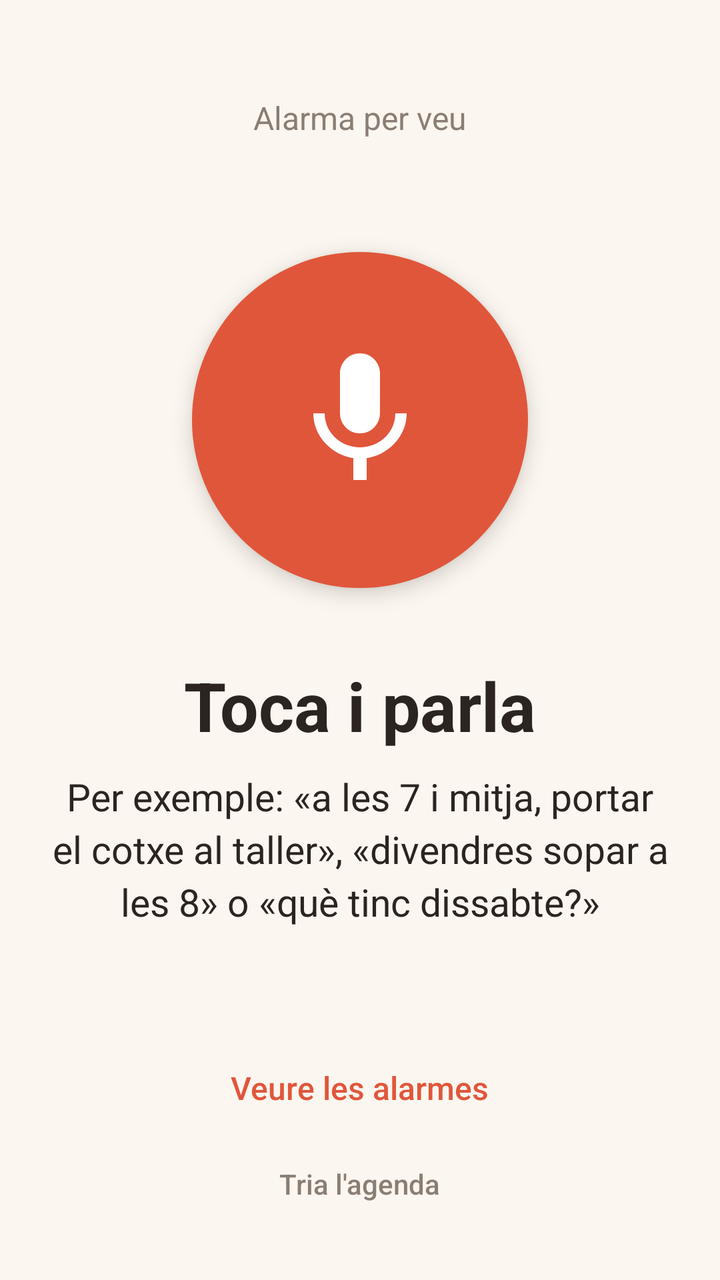
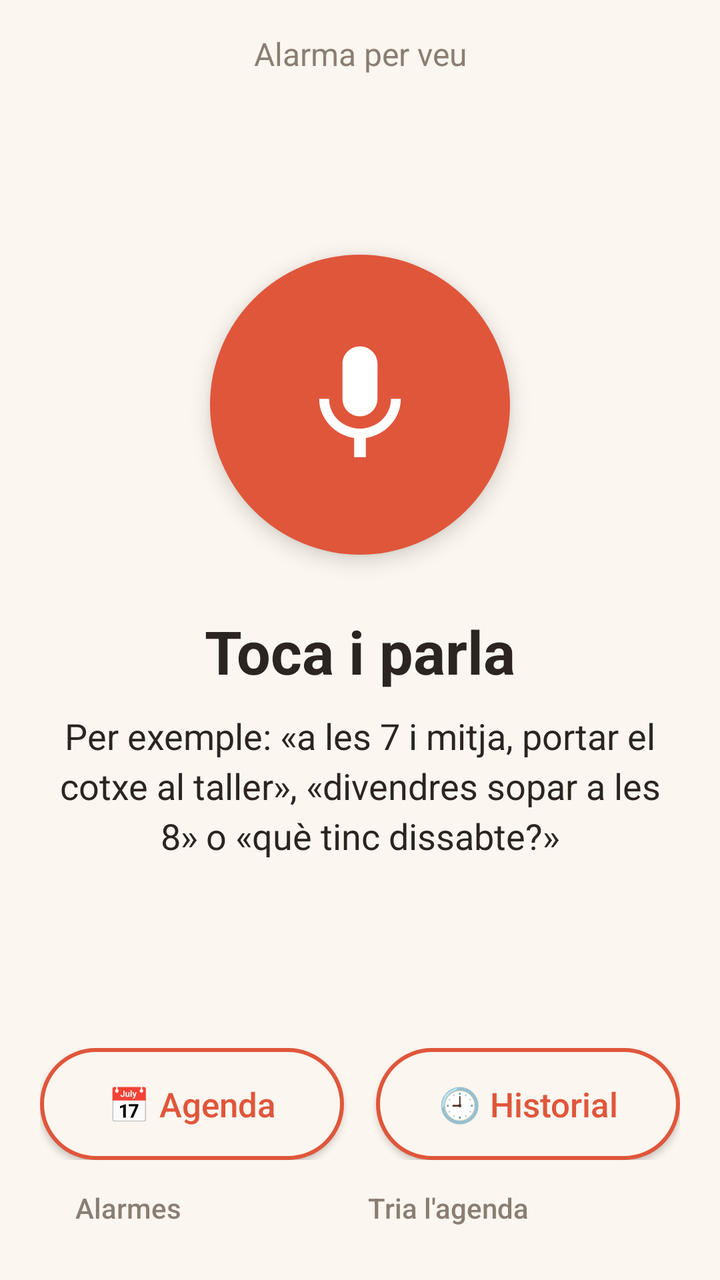

The first picture is an Android layout as it rendered before a commit; the second is the same layout after the commit. The layout source and the unified diff follow.
<!-- AndroidManifest.xml: application theme Tema -->
<!-- res/layout/activity_main.xml -->
<?xml version="1.0" encoding="utf-8"?>
<LinearLayout xmlns:android="http://schemas.android.com/apk/res/android"
    android:layout_width="match_parent"
    android:layout_height="match_parent"
    android:background="@color/fons"
    android:gravity="center_horizontal"
    android:orientation="vertical"
    android:padding="24dp">

    <TextView
        android:layout_width="wrap_content"
        android:layout_height="wrap_content"
        android:layout_marginTop="24dp"
        android:text="@string/app_name"
        android:textColor="@color/text_suau"
        android:textSize="16sp" />

    <Space
        android:layout_width="0dp"
        android:layout_height="0dp"
        android:layout_weight="1" />

    <ImageButton
        android:id="@+id/boto_parla"
        android:layout_width="168dp"
        android:layout_height="168dp"
        android:background="@drawable/boto_rodo"
        android:contentDescription="@string/parla"
        android:elevation="6dp"
        android:padding="44dp"
        android:scaleType="fitCenter"
        android:src="@drawable/ic_mic" />

    <TextView
        android:id="@+id/estat"
        android:layout_width="match_parent"
        android:layout_height="wrap_content"
        android:layout_marginTop="36dp"
        android:gravity="center"
        android:text="@string/toca_per_parlar"
        android:textColor="@color/text"
        android:textSize="34sp"
        android:textStyle="bold" />

    <TextView
        android:id="@+id/detall"
        android:layout_width="match_parent"
        android:layout_height="wrap_content"
        android:layout_marginTop="10dp"
        android:gravity="center"
        android:lineSpacingExtra="4dp"
        android:text="@string/exemple"
        android:textColor="@color/text"
        android:textSize="19sp" />

    <TextView
        android:id="@+id/escoltat"
        android:layout_width="match_parent"
        android:layout_height="wrap_content"
        android:layout_marginTop="16dp"
        android:gravity="center"
        android:textColor="@color/text_suau"
        android:textSize="14sp"
        android:visibility="gone" />

    <LinearLayout
        android:id="@+id/fila_dubte"
        android:layout_width="match_parent"
        android:layout_height="wrap_content"
        android:layout_marginTop="20dp"
        android:gravity="center"
        android:orientation="horizontal"
        android:visibility="gone">

        <Button
            android:id="@+id/boto_no"
            style="?android:attr/borderlessButtonStyle"
            android:layout_width="wrap_content"
            android:layout_height="wrap_content"
            android:layout_marginEnd="12dp"
            android:text="@string/no_deixa_ho"
            android:textAllCaps="false"
            android:textColor="@color/text_suau"
            android:textSize="17sp" />

        <Button
            android:id="@+id/boto_si"
            android:layout_width="wrap_content"
            android:layout_height="wrap_content"
            android:background="@drawable/boto_pastilla"
            android:paddingStart="24dp"
            android:paddingEnd="24dp"
            android:text="@string/apunta_igualment"
            android:textAllCaps="false"
            android:textColor="@color/blanc"
            android:textSize="17sp" />
    </LinearLayout>

    <Space
        android:layout_width="0dp"
        android:layout_height="0dp"
        android:layout_weight="1" />

    <Button
        android:id="@+id/boto_alarmes"
        style="?android:attr/borderlessButtonStyle"
        android:layout_width="wrap_content"
        android:layout_height="wrap_content"
        android:text="@string/veure_alarmes"
        android:textAllCaps="false"
        android:textColor="@color/accent"
        android:textSize="16sp" />

    <Button
        android:id="@+id/boto_calendari"
        style="?android:attr/borderlessButtonStyle"
        android:layout_width="wrap_content"
        android:layout_height="wrap_content"
        android:text="@string/tria_agenda"
        android:textAllCaps="false"
        android:textColor="@color/text_suau"
        android:textSize="14sp" />
</LinearLayout>
<!-- resources referenced by this layout -->
<resources>
  <color name="accent">#E0563B</color>
  <color name="blanc">#FFFFFF</color>
  <color name="fons">#FBF6EF</color>
  <color name="text">#2B2420</color>
  <color name="text_suau">#8A7E74</color>
  <!-- drawable boto_pastilla (drawable) -->
  <?xml version="1.0" encoding="utf-8"?>
  <ripple xmlns:android="http://schemas.android.com/apk/res/android"
      android:color="#40FFFFFF">
      <item>
          <shape android:shape="rectangle">
              <corners android:radius="28dp" />
              <solid android:color="@color/accent" />
          </shape>
      </item>
  </ripple>
  <!-- drawable boto_rodo (drawable) -->
  <?xml version="1.0" encoding="utf-8"?>
  <ripple xmlns:android="http://schemas.android.com/apk/res/android"
      android:color="#40FFFFFF">
      <item>
          <shape android:shape="oval">
              <solid android:color="@color/accent" />
          </shape>
      </item>
  </ripple>
  <!-- drawable ic_mic (drawable) -->
  <?xml version="1.0" encoding="utf-8"?>
  <vector xmlns:android="http://schemas.android.com/apk/res/android"
      android:width="24dp"
      android:height="24dp"
      android:viewportWidth="24"
      android:viewportHeight="24">
      <path
          android:fillColor="@color/blanc"
          android:pathData="M12,14c1.66,0 2.99,-1.34 2.99,-3L15,5c0,-1.66 -1.34,-3 -3,-3S9,3.34 9,5v6c0,1.66 1.34,3 3,3zM17.3,11c0,3 -2.54,5.1 -5.3,5.1S6.7,14 6.7,11L5,11c0,3.41 2.72,6.23 6,6.72L11,21h2v-3.28c3.28,-0.48 6,-3.3 6,-6.72h-1.7z" />
  </vector>
  <string name="app_name">Alarma per veu</string>
  <string name="apunta_igualment">Apunta-ho igualment</string>
  <string name="exemple">Per exemple: «a les 7 i mitja, portar el cotxe al taller», «divendres sopar a les 8» o «què tinc dissabte?»</string>
  <string name="no_deixa_ho">No, deixa-ho</string>
  <string name="parla">Parla per posar una alarma</string>
  <string name="toca_per_parlar">Toca i parla</string>
  <string name="tria_agenda">Tria l\'agenda</string>
  <string name="veure_alarmes">Veure les alarmes</string>
  <style name="Tema" parent="android:Theme.Material.Light.NoActionBar">
          <item name="android:windowBackground">@color/fons</item>
          <item name="android:statusBarColor">@color/fons</item>
          <item name="android:navigationBarColor">@color/fons</item>
          <item name="android:windowLightStatusBar">true</item>
          <item name="android:colorAccent">@color/accent</item>
      </style>
</resources>

<!-- the commit's change to res/layout/activity_main.xml (unified diff, before → after) -->
@@ -3,121 +3,174 @@
     android:layout_width="match_parent"
     android:layout_height="match_parent"
     android:background="@color/fons"
-    android:gravity="center_horizontal"
     android:orientation="vertical"
-    android:padding="24dp">
+    android:paddingStart="20dp"
+    android:paddingTop="16dp"
+    android:paddingEnd="20dp"
+    android:paddingBottom="12dp">
 
     <TextView
-        android:layout_width="wrap_content"
+        android:layout_width="match_parent"
         android:layout_height="wrap_content"
-        android:layout_marginTop="24dp"
+        android:gravity="center"
         android:text="@string/app_name"
         android:textColor="@color/text_suau"
         android:textSize="16sp" />
 
-    <Space
-        android:layout_width="0dp"
+    
+    <ScrollView
+        android:layout_width="match_parent"
         android:layout_height="0dp"
-        android:layout_weight="1" />
+        android:layout_weight="1"
+        android:fillViewport="true">
 
-    <ImageButton
-        android:id="@+id/boto_parla"
-        android:layout_width="168dp"
-        android:layout_height="168dp"
-        android:background="@drawable/boto_rodo"
-        android:contentDescription="@string/parla"
-        android:elevation="6dp"
-        android:padding="44dp"
-        android:scaleType="fitCenter"
-        android:src="@drawable/ic_mic" />
+        <LinearLayout
+            android:layout_width="match_parent"
+            android:layout_height="wrap_content"
+            android:gravity="center"
+            android:orientation="vertical"
+            android:paddingTop="12dp"
+            android:paddingBottom="12dp">
 
-    <TextView
-        android:id="@+id/estat"
-        android:layout_width="match_parent"
-        android:layout_height="wrap_content"
-        android:layout_marginTop="36dp"
-        android:gravity="center"
-        android:text="@string/toca_per_parlar"
-        android:textColor="@color/text"
-        android:textSize="34sp"
-        android:textStyle="bold" />
+            <ImageButton
+                android:id="@+id/boto_parla"
+                android:layout_width="150dp"
+                android:layout_height="150dp"
+                android:background="@drawable/boto_rodo"
+                android:contentDescription="@string/parla"
+                android:elevation="6dp"
+                android:padding="40dp"
+                android:scaleType="fitCenter"
+                android:src="@drawable/ic_mic" />
 
-    <TextView
-        android:id="@+id/detall"
-        android:layout_width="match_parent"
-        android:layout_height="wrap_content"
-        android:layout_marginTop="10dp"
-        android:gravity="center"
-        android:lineSpacingExtra="4dp"
-        android:text="@string/exemple"
-        android:textColor="@color/text"
-        android:textSize="19sp" />
+            <TextView
+                android:id="@+id/estat"
+                android:layout_width="match_parent"
+                android:layout_height="wrap_content"
+                android:layout_marginTop="28dp"
+                android:gravity="center"
+                android:text="@string/toca_per_parlar"
+                android:textColor="@color/text"
+                android:textSize="30sp"
+                android:textStyle="bold" />
 
-    <TextView
-        android:id="@+id/escoltat"
-        android:layout_width="match_parent"
-        android:layout_height="wrap_content"
-        android:layout_marginTop="16dp"
-        android:gravity="center"
-        android:textColor="@color/text_suau"
-        android:textSize="14sp"
-        android:visibility="gone" />
+            <TextView
+                android:id="@+id/detall"
+                android:layout_width="match_parent"
+                android:layout_height="wrap_content"
+                android:layout_marginTop="10dp"
+                android:gravity="center"
+                android:lineSpacingExtra="4dp"
+                android:text="@string/exemple"
+                android:textColor="@color/text"
+                android:textSize="18sp" />
 
+            <TextView
+                android:id="@+id/escoltat"
+                android:layout_width="match_parent"
+                android:layout_height="wrap_content"
+                android:layout_marginTop="14dp"
+                android:gravity="center"
+                android:textColor="@color/text_suau"
+                android:textSize="15sp"
+                android:visibility="gone" />
+        </LinearLayout>
+    </ScrollView>
+
+    
     <LinearLayout
         android:id="@+id/fila_dubte"
         android:layout_width="match_parent"
         android:layout_height="wrap_content"
-        android:layout_marginTop="20dp"
-        android:gravity="center"
+        android:layout_marginTop="8dp"
+        android:layout_marginBottom="8dp"
         android:orientation="horizontal"
         android:visibility="gone">
 
         <Button
             android:id="@+id/boto_no"
-            style="?android:attr/borderlessButtonStyle"
-            android:layout_width="wrap_content"
-            android:layout_height="wrap_content"
-            android:layout_marginEnd="12dp"
+            android:layout_width="0dp"
+            android:layout_height="56dp"
+            android:layout_marginEnd="8dp"
+            android:layout_weight="1"
+            android:background="@drawable/boto_contorn"
             android:text="@string/no_deixa_ho"
             android:textAllCaps="false"
-            android:textColor="@color/text_suau"
+            android:textColor="@color/text"
             android:textSize="17sp" />
 
         <Button
             android:id="@+id/boto_si"
-            android:layout_width="wrap_content"
-            android:layout_height="wrap_content"
+            android:layout_width="0dp"
+            android:layout_height="56dp"
+            android:layout_marginStart="8dp"
+            android:layout_weight="1"
             android:background="@drawable/boto_pastilla"
-            android:paddingStart="24dp"
-            android:paddingEnd="24dp"
             android:text="@string/apunta_igualment"
             android:textAllCaps="false"
             android:textColor="@color/blanc"
             android:textSize="17sp" />
     </LinearLayout>
 
-    <Space
-        android:layout_width="0dp"
-        android:layout_height="0dp"
-        android:layout_weight="1" />
+    
+    <LinearLayout
+        android:layout_width="match_parent"
+        android:layout_height="wrap_content"
+        android:layout_marginTop="4dp"
+        android:orientation="horizontal">
 
-    <Button
-        android:id="@+id/boto_alarmes"
-        style="?android:attr/borderlessButtonStyle"
-        android:layout_width="wrap_content"
+        <Button
+            android:id="@+id/boto_agenda"
+            android:layout_width="0dp"
+            android:layout_height="56dp"
+            android:layout_marginEnd="8dp"
+            android:layout_weight="1"
+            android:background="@drawable/boto_contorn"
+            android:text="@string/obre_agenda"
+            android:textAllCaps="false"
+            android:textColor="@color/accent"
+            android:textSize="17sp" />
+
+        <Button
+            android:id="@+id/boto_historial"
+            android:layout_width="0dp"
+            android:layout_height="56dp"
+            android:layout_marginStart="8dp"
+            android:layout_weight="1"
+            android:background="@drawable/boto_contorn"
+            android:text="@string/obre_historial"
+            android:textAllCaps="false"
+            android:textColor="@color/accent"
+            android:textSize="17sp" />
+    </LinearLayout>
+
+    <LinearLayout
+        android:layout_width="match_parent"
         android:layout_height="wrap_content"
-        android:text="@string/veure_alarmes"
-        android:textAllCaps="false"
-        android:textColor="@color/accent"
-        android:textSize="16sp" />
+        android:gravity="center"
+        android:orientation="horizontal">
 
-    <Button
-        android:id="@+id/boto_calendari"
-        style="?android:attr/borderlessButtonStyle"
-        android:layout_width="wrap_content"
-        android:layout_height="wrap_content"
-        android:text="@string/tria_agenda"
-        android:textAllCaps="false"
-        android:textColor="@color/text_suau"
-        android:textSize="14sp" />
+        <Button
+            android:id="@+id/boto_alarmes"
+            style="?android:attr/borderlessButtonStyle"
+            android:layout_width="wrap_content"
+            android:layout_height="wrap_content"
+            android:text="@string/veure_alarmes"
+            android:textAllCaps="false"
+            android:textColor="@color/text_suau"
+            android:textSize="14sp" />
+
+        <Button
+            android:id="@+id/boto_calendari"
+            style="?android:attr/borderlessButtonStyle"
+            android:layout_width="0dp"
+            android:layout_height="wrap_content"
+            android:layout_weight="1"
+            android:ellipsize="end"
+            android:maxLines="1"
+            android:text="@string/tria_agenda"
+            android:textAllCaps="false"
+            android:textColor="@color/text_suau"
+            android:textSize="14sp" />
+    </LinearLayout>
 </LinearLayout>
<!-- resource entries referenced after the edit -->
@@ -5,6 +5,20 @@
   <color name="fons">#FBF6EF</color>
   <color name="text">#2B2420</color>
   <color name="text_suau">#8A7E74</color>
+  <!-- drawable boto_contorn (drawable) -->
+  <?xml version="1.0" encoding="utf-8"?>
+  <ripple xmlns:android="http://schemas.android.com/apk/res/android"
+      android:color="#22E0563B">
+      <item>
+          <shape android:shape="rectangle">
+              <corners android:radius="28dp" />
+              <solid android:color="@color/fons" />
+              <stroke
+                  android:width="2dp"
+                  android:color="@color/accent" />
+          </shape>
+      </item>
+  </ripple>
   <!-- drawable boto_pastilla (drawable) -->
   <?xml version="1.0" encoding="utf-8"?>
   <ripple xmlns:android="http://schemas.android.com/apk/res/android"
@@ -41,10 +55,12 @@
   <string name="apunta_igualment">Apunta-ho igualment</string>
   <string name="exemple">Per exemple: «a les 7 i mitja, portar el cotxe al taller», «divendres sopar a les 8» o «què tinc dissabte?»</string>
   <string name="no_deixa_ho">No, deixa-ho</string>
+  <string name="obre_agenda">📅 Agenda</string>
+  <string name="obre_historial">🕘 Historial</string>
   <string name="parla">Parla per posar una alarma</string>
   <string name="toca_per_parlar">Toca i parla</string>
   <string name="tria_agenda">Tria l\'agenda</string>
-  <string name="veure_alarmes">Veure les alarmes</string>
+  <string name="veure_alarmes">Alarmes</string>
   <style name="Tema" parent="android:Theme.Material.Light.NoActionBar">
           <item name="android:windowBackground">@color/fons</item>
           <item name="android:statusBarColor">@color/fons</item>
